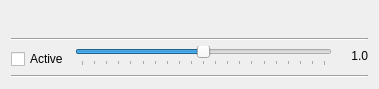
return42/sayonara, file src/GUI/PlayerPlugins/Speed/GUI_Speed.ui: the form before one commit.
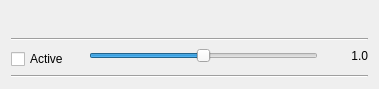
The form after the commit.

Diff of the .ui file:
```diff
--- a/src/GUI/PlayerPlugins/Speed/GUI_Speed.ui
+++ b/src/GUI/PlayerPlugins/Speed/GUI_Speed.ui
@@ -23,6 +23,12 @@
    </size>
   </property>
   <layout class="QGridLayout" name="gridLayout">
+   <property name="horizontalSpacing">
+    <number>20</number>
+   </property>
+   <property name="verticalSpacing">
+    <number>6</number>
+   </property>
    <item row="1" column="0" rowspan="2" colspan="3">
     <widget class="Line" name="line">
      <property name="orientation">
@@ -50,12 +56,6 @@
      <property name="orientation">
       <enum>Qt::Horizontal</enum>
      </property>
-     <property name="tickPosition">
-      <enum>QSlider::TicksBelow</enum>
-     </property>
-     <property name="tickInterval">
-      <number>5</number>
-     </property>
     </widget>
    </item>
    <item row="2" column="2" rowspan="2">
```
